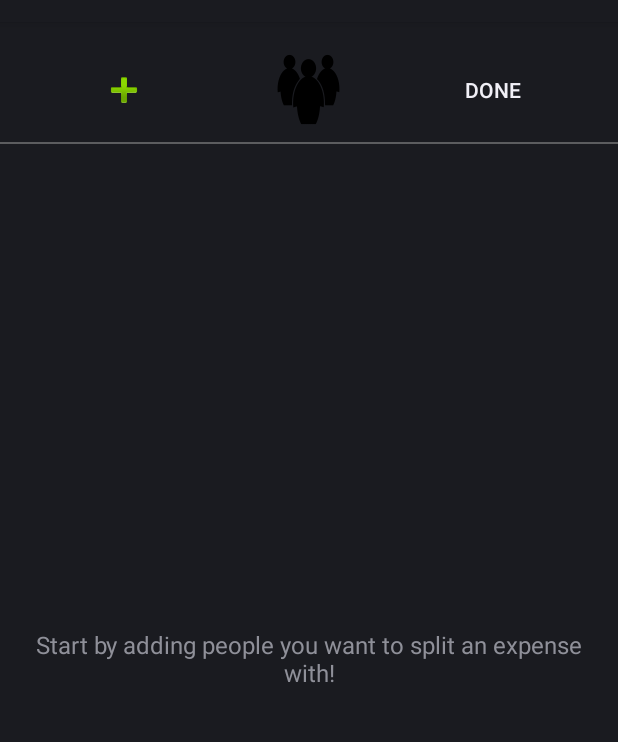
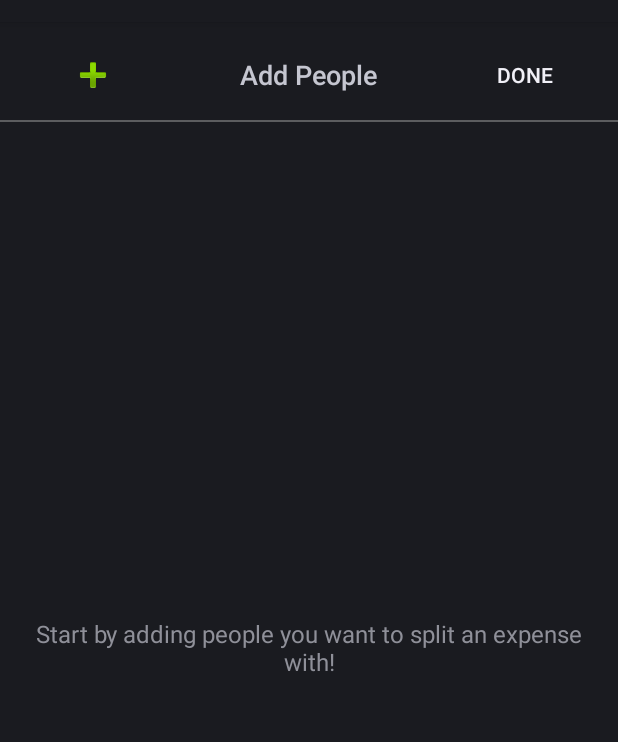
Before and after one commit to wxmann/myshare, an Android app: the screen it shows after launch (AddPeopleActivity), on a phone screen of 412 x 824 dp, the part 62-804 px from its top. Run offline under Robolectric (Android 15) with nearby library versions, the phone set to English and light mode, and no system bars.

Commit message:
Use strings instead of images for headers. Add header to display shares page.

```diff
--- a/app/src/main/res/layout/activity_add_expenses.xml
+++ b/app/src/main/res/layout/activity_add_expenses.xml
@@ -13,9 +13,9 @@
             android:id="@+id/add_expense_button"
             style="@style/AddButton"/>
 
-        <ImageView
+        <TextView
             android:id="@+id/expense_page_header"
-            android:src="@drawable/cash2"
+            android:text="@string/add_expenses_header"
             style="@style/HeaderBalancer"/>
 
         <Button
--- a/app/src/main/res/layout/activity_add_people.xml
+++ b/app/src/main/res/layout/activity_add_people.xml
@@ -7,13 +7,14 @@
 
     <LinearLayout style="@style/HeaderSectionLayout">
 
+
         <ImageButton
             android:id="@+id/add_more_people_button"
             style="@style/AddButton"/>
 
-        <ImageView
+        <TextView
             android:id="@+id/people_page_header"
-            android:src="@drawable/people"
+            android:text="@string/add_people_header"
             style="@style/HeaderBalancer"/>
 
         <Button
--- a/app/src/main/res/values/strings.xml
+++ b/app/src/main/res/values/strings.xml
@@ -19,6 +19,7 @@
 
     <!-- next step -->
     <string name="next_step">Done</string>
+    <string name="persist_text">Save</string>
 
     <!-- for add expense activity -->
     <string name="add_expense_dialog_title">Add Expense</string>
@@ -38,4 +39,10 @@
 
     <!-- ETC -->
     <string name="test_string">TEST</string>
+
+    <!-- Header strings -->
+    <string name="add_people_header">Add People</string>
+    <string name="add_expenses_header">Add Expenses</string>
+    <string name="review_shares_header">Review</string>
+
 </resources>
--- a/app/src/main/res/values/styles.xml
+++ b/app/src/main/res/values/styles.xml
@@ -12,12 +12,12 @@
         <item name="android:layout_height">50dp</item>
         <item name="android:gravity">center</item>
         <item name="android:weightSum">1.0</item>
-        <item name="android:layout_marginTop">20dp</item>
-        <item name="android:layout_marginBottom">10dp</item>
+        <item name="android:layout_marginTop">10dp</item>
+        <item name="android:layout_marginBottom">5dp</item>
     </style>
 
     <style name="AddButton">
-        <item name="android:layout_weight">0.4</item>
+        <item name="android:layout_weight">0.3</item>
         <item name="android:layout_height">fill_parent</item>
         <item name="android:layout_width">0dp</item>
         <item name="android:src">@android:drawable/ic_input_add</item>
@@ -25,13 +25,15 @@
     </style>
 
     <style name="HeaderBalancer">
-        <item name="android:layout_weight">0.2</item>
+        <item name="android:layout_weight">0.4</item>
         <item name="android:layout_height">fill_parent</item>
         <item name="android:layout_width">0dp</item>
+        <item name="android:gravity">center</item>
+        <item name="android:textAppearance">?android:textAppearanceMedium</item>
     </style>
 
     <style name="NextStepButton">
-        <item name="android:layout_weight">0.4</item>
+        <item name="android:layout_weight">0.3</item>
         <item name="android:layout_height">fill_parent</item>
         <item name="android:layout_width">0dp</item>
         <item name="android:text">@string/next_step</item>
```
Also changed, not shown: app/src/main/res/layout/activity_display_shares.xml (+19 -0 lines).
